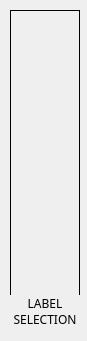
This is botonera/forms/zone_label.ui in jordan045/tdc-botonera as Qt 5 draws it before an edit. The edited form follows.
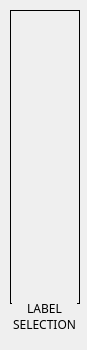
This is the edited form. Icons and pictures are not drawn.

Patch:
```diff
--- a/botonera/forms/zone_label.ui
+++ b/botonera/forms/zone_label.ui
@@ -7,19 +7,19 @@
     <x>0</x>
     <y>0</y>
     <width>87</width>
-    <height>341</height>
+    <height>350</height>
    </rect>
   </property>
   <property name="minimumSize">
    <size>
     <width>87</width>
-    <height>333</height>
+    <height>350</height>
    </size>
   </property>
   <property name="maximumSize">
    <size>
     <width>87</width>
-    <height>341</height>
+    <height>350</height>
    </size>
   </property>
   <property name="windowTitle">
@@ -206,9 +206,9 @@
   <widget class="QLabel" name="label">
    <property name="geometry">
     <rect>
-     <x>6</x>
-     <y>295</y>
-     <width>78</width>
+     <x>12</x>
+     <y>300</y>
+     <width>65</width>
      <height>40</height>
     </rect>
    </property>
```
